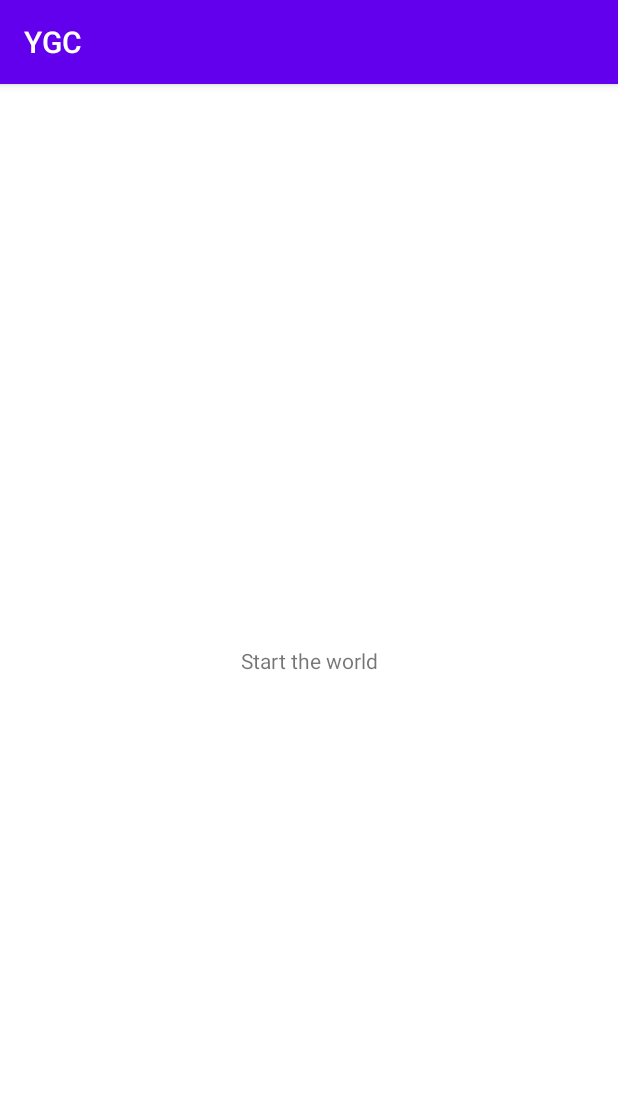
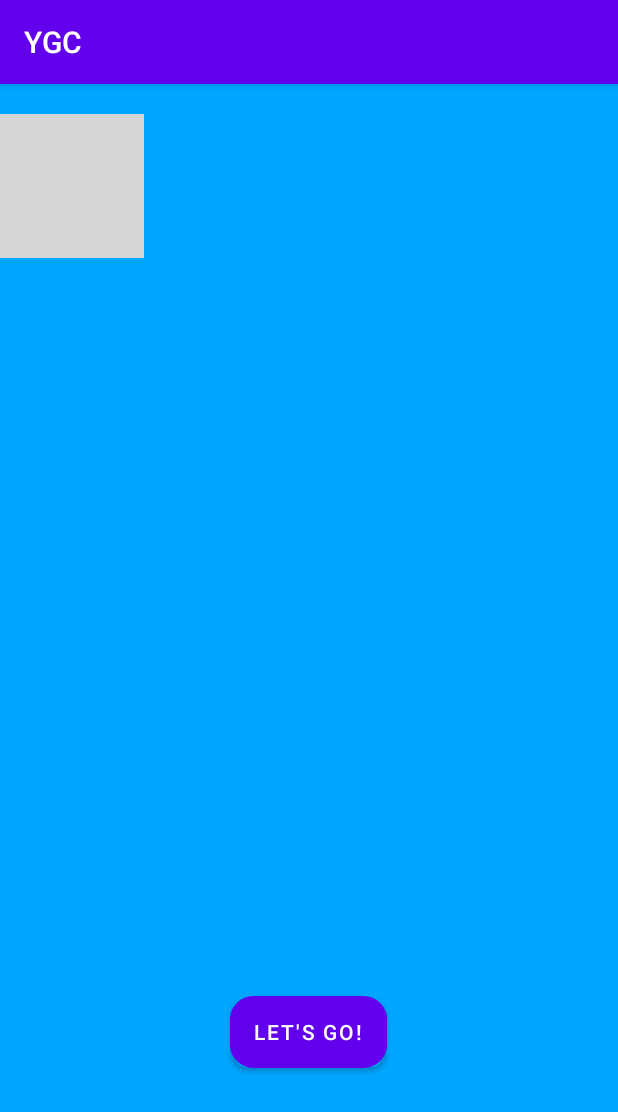
Before and after one commit to skshara/YGC, an Android app: the screen it shows after launch (MainActivity before the commit, SplashScreen after it), on a phone screen of 412 x 824 dp. Shown: the top 1112 px of the screen. Run offline under Robolectric (Android 15) with nearby library versions, the phone set to English and light mode, and no system bars; grey boxes are pictures that could not be loaded.

Commit message:
splash code

```diff
--- a/app/src/main/java/com/jhc/ygc/MainActivity.java
+++ b/app/src/main/java/com/jhc/ygc/MainActivity.java
@@ -2,13 +2,16 @@ package com.jhc.ygc;
 
 import androidx.appcompat.app.AppCompatActivity;
 
+import android.content.Intent;
 import android.os.Bundle;
+import android.view.View;
+import android.widget.Button;
 
 public class MainActivity extends AppCompatActivity {
 
     @Override
     protected void onCreate(Bundle savedInstanceState) {
         super.onCreate(savedInstanceState);
-        setContentView(R.layout.activity_main);;
+        setContentView(R.layout.activity_main);
     }
 }
--- /dev/null
+++ b/app/src/main/java/com/jhc/ygc/SplashScreen.java
@@ -0,0 +1,27 @@
+package com.jhc.ygc;
+
+import androidx.appcompat.app.AppCompatActivity;
+
+import android.content.Intent;
+import android.os.Bundle;
+import android.view.View;
+import android.widget.Button;
+
+public class SplashScreen extends AppCompatActivity {
+
+    Button LetGo;
+    @Override
+    protected void onCreate(Bundle savedInstanceState) {
+        super.onCreate(savedInstanceState);
+        setContentView(R.layout.splash_screen);
+
+        LetGo = findViewById(R.id.button);
+
+        LetGo.setOnClickListener(new View.OnClickListener() {
+            @Override
+            public void onClick(View view) {
+                startActivity(new Intent(getApplicationContext(),MainActivity.class));
+            }
+        });
+    }
+}
--- a/app/src/main/res/layout/splash_screen.xml
+++ b/app/src/main/res/layout/splash_screen.xml
@@ -4,7 +4,8 @@
     xmlns:tools="http://schemas.android.com/tools"
     android:layout_width="match_parent"
     android:layout_height="match_parent"
-    android:background="#00A6FF">
+    android:background="#00A6FF"
+    tools:context=".SplashScreen">
 
     <ImageView
         android:id="@+id/imageView2"
```
Also changed, not shown: app/src/main/AndroidManifest.xml (+10 -6 lines).
